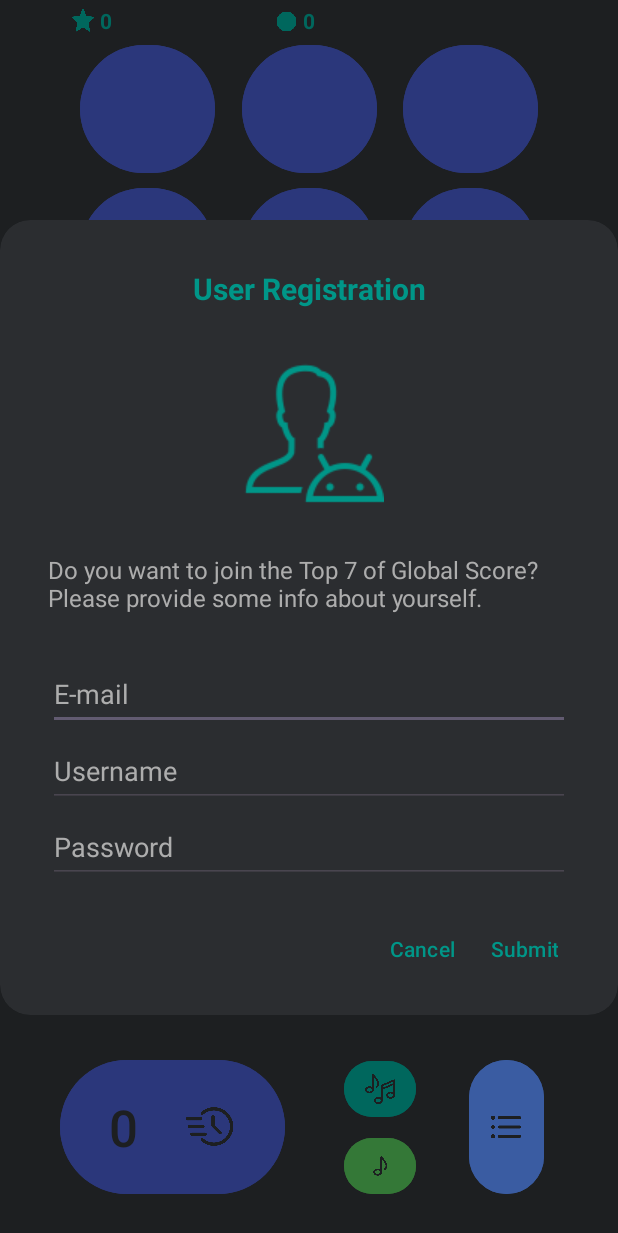
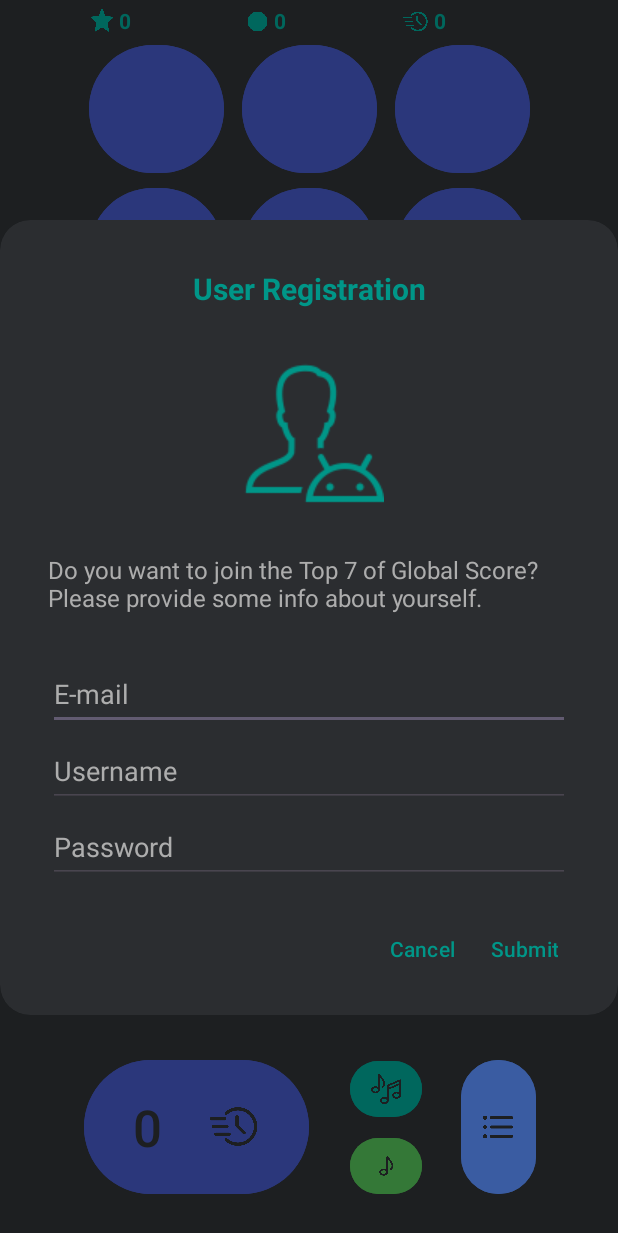
Before and after one commit to ruirigel/PopIt, an Android app: the screen it shows after launch (MainActivity), on a phone screen of 412 x 824 dp. Shown: the top 1233 px of the screen. Run offline under Robolectric (Android 15) with nearby library versions, the phone set to English and light mode, and no system bars; our stand-ins replace Firebase (no records; nobody signed in at launch, a user with empty details on screens opened directly); 1 statement that could not run was skipped.

Commit message:
improve code

```diff
--- a/app/src/main/java/com/example/myapplication/MainActivity.kt
+++ b/app/src/main/java/com/example/myapplication/MainActivity.kt
@@ -105,6 +105,7 @@ class MainActivity : AppCompatActivity() {
             savetimes()
             checkVersion()
             monitorScores()
+            fetchFastSequence()
         } else {
             Toast.makeText(
                 this,
@@ -555,6 +556,28 @@ class MainActivity : AppCompatActivity() {
     }
 
     @SuppressLint("HardwareIds")
+    private fun fetchFastSequence() {
+        val id = Settings.Secure.getString(contentResolver, Settings.Secure.ANDROID_ID)
+        val rootRef = FirebaseDatabase.getInstance().reference
+        val userRef = rootRef.child("/data/$id")
+
+        userRef.child("fast_sequence").addListenerForSingleValueEvent(object : ValueEventListener {
+            override fun onDataChange(snapshot: DataSnapshot) {
+                val fastSequence = snapshot.getValue(String::class.java)
+
+                if (!fastSequence.isNullOrEmpty()) {
+                    val textView3: TextView = findViewById(R.id.textView3)
+                    textView3.text = "${fastSequence}ms"
+                }
+            }
+
+            override fun onCancelled(error: DatabaseError) {
+                Log.e("fetchFastSequence", "Error fetching fast_sequence: ${error.message}")
+            }
+        })
+    }
+
+    @SuppressLint("HardwareIds")
     private fun savetimes() {
         if (isonline(this)) {
             try {
@@ -617,6 +640,8 @@ class MainActivity : AppCompatActivity() {
                         currentFastSequenceStr?.toDoubleOrNull() ?: Double.MAX_VALUE
                     val newFastSequenceValue = newFastSequence.toDoubleOrNull() ?: Double.MAX_VALUE
                     if (newFastSequenceValue < currentFastSequence) {
+                        val textView3: TextView = findViewById(R.id.textView3)
+                        textView3.text = "${newFastSequence}ms"
                         myRef.child("fast_sequence").setValue(newFastSequence)
                             .addOnSuccessListener {
                             }.addOnFailureListener { exception ->
@@ -886,11 +911,20 @@ class MainActivity : AppCompatActivity() {
                         snapshot.child("fast_sequence").getValue(String::class.java) ?: "N/A"
                     val times = snapshot.child("times").let {
                         when (it.value) {
-                            is Long -> it.value.toString()
-                            is String -> it.value
-                            else -> "N/A"
+                            is Long -> (it.value as Long).toInt()
+                            is String -> try {
+                                it.value.toString().toInt()
+                            } catch (e: NumberFormatException) {
+                                Log.e("UserProfileDialog", "Invalid times format: ${it.value}")
+                                0
+                            }
+
+                            else -> 0
                         }
                     }
+
+                    val reputation =
+                        ((score.toInt() * 0.5) + (stars.toInt() * 2) - (times * 0.2) + (1000 / fastSequence.toInt())).toInt()
 
                     val messageName = """
                     <font color="#FFFFFF"><b>$name</b></font>
@@ -901,6 +935,7 @@ class MainActivity : AppCompatActivity() {
                     val messageText = """
                     <font color="#ADADAD">Score: $score </font><br><br>
                     <font color="#ADADAD">Stars: $stars </font><br>
+                    <font color="#ADADAD">Reputation: $reputation </font><br>
                     <font color="#ADADAD">Fast sequence ever: $fastSequence ms</font><br>
                     <font color="#ADADAD">Times played: $times</font>
                 """.trimIndent()
@@ -1012,15 +1047,12 @@ class MainActivity : AppCompatActivity() {
                 val database = Firebase.database
                 val myRef = database.getReference("/data/$id")
 
-                // Inflate the custom layout
                 val view = layoutInflater.inflate(R.layout.user_registration_layout, null)
 
-                // Get the input fields from the inflated layout
                 val emailInput = view.findViewById<EditText>(R.id.email_input)
                 val usernameInput = view.findViewById<EditText>(R.id.username_input)
                 val passwordInput = view.findViewById<EditText>(R.id.password_input)
 
-                // Build the dialog with the custom view
                 val builder = AlertDialog.Builder(this)
                     .setView(view)
                     .setCancelable(false)
@@ -1038,19 +1070,21 @@ class MainActivity : AppCompatActivity() {
                         myRef.child("email").setValue(emailText.ifEmpty { "n/a" })
                         myRef.child("password").setValue(passwordText.ifEmpty { "n/a" })
                         myRef.child("score").setValue("0")
-                        myRef.child("times").setValue("1")
+                        myRef.child("times").setValue(1)
                         myRef.child("stars").setValue("0")
                         myRef.child("fast_sequence").setValue("4000")
+                        myRef.child("reputation").setValue("0")
                     }
                     .setNegativeButton("Cancel") { dialog, _ ->
                         val currentTimeMillis = System.currentTimeMillis()
                         myRef.child("name").setValue("guest$currentTimeMillis")
                         myRef.child("score").setValue("0")
-                        myRef.child("times").setValue("1")
+                        myRef.child("times").setValue(1)
                         myRef.child("stars").setValue("0")
                         myRef.child("fast_sequence").setValue("4000")
                         myRef.child("email").setValue("n/a")
                         myRef.child("password").setValue("n/a")
+                        myRef.child("reputation").setValue("0")
 
                         dialog.cancel()
                     }
--- a/app/src/main/res/layout/activity_main.xml
+++ b/app/src/main/res/layout/activity_main.xml
@@ -7,16 +7,22 @@
     android:background="#2B2D30"
     tools:context=".MainActivity">
 
+    <androidx.constraintlayout.widget.Guideline
+        android:id="@+id/center_guideline"
+        android:layout_width="wrap_content"
+        android:layout_height="wrap_content"
+        app:layout_constraintGuide_percent="0.5"
+        android:orientation="vertical" />
+
     <Button
         android:id="@+id/button20"
         android:layout_width="90dp"
         android:layout_height="93dp"
-        android:layout_marginStart="36dp"
         android:layout_marginTop="26dp"
+        android:layout_marginEnd="12dp"
         android:backgroundTint="#3F51B4"
         android:tag="20"
         app:layout_constraintEnd_toStartOf="@+id/button21"
-        app:layout_constraintStart_toStartOf="parent"
         app:layout_constraintTop_toTopOf="parent"
         tools:ignore="SpeakableTextPresentCheck" />
 
@@ -27,8 +33,8 @@
         android:layout_marginTop="26dp"
         android:backgroundTint="#3F51B4"
         android:tag="21"
-        app:layout_constraintEnd_toStartOf="@+id/button22"
-        app:layout_constraintStart_toEndOf="@+id/button20"
+        app:layout_constraintStart_toStartOf="parent"
+        app:layout_constraintEnd_toEndOf="parent"
         app:layout_constraintTop_toTopOf="parent"
         tools:ignore="SpeakableTextPresentCheck" />
 
@@ -36,11 +42,10 @@
         android:id="@+id/button22"
         android:layout_width="90dp"
         android:layout_height="93dp"
+        android:layout_marginStart="12dp"
         android:layout_marginTop="26dp"
-        android:layout_marginEnd="36dp"
         android:backgroundTint="#3F51B4"
         android:tag="22"
-        app:layout_constraintEnd_toEndOf="parent"
         app:layout_constraintStart_toEndOf="@+id/button21"
         app:layout_constraintTop_toTopOf="parent"
         tools:ignore="SpeakableTextPresentCheck" />
@@ -49,12 +54,11 @@
         android:id="@+id/button23"
         android:layout_width="90dp"
         android:layout_height="93dp"
-        android:layout_marginStart="36dp"
         android:layout_marginTop="2dp"
+        android:layout_marginEnd="12dp"
         android:backgroundTint="#3F51B4"
         android:tag="23"
         app:layout_constraintEnd_toStartOf="@+id/button24"
-        app:layout_constraintStart_toStartOf="parent"
         app:layout_constraintTop_toBottomOf="@+id/button20"
         tools:ignore="SpeakableTextPresentCheck" />
 
@@ -65,8 +69,8 @@
         android:layout_marginTop="2dp"
         android:backgroundTint="#3F51B4"
         android:tag="24"
-        app:layout_constraintEnd_toStartOf="@+id/button25"
-        app:layout_constraintStart_toEndOf="@+id/button23"
+        app:layout_constraintEnd_toEndOf="parent"
+        app:layout_constraintStart_toStartOf="parent"
         app:layout_constraintTop_toBottomOf="@+id/button21"
         tools:ignore="SpeakableTextPresentCheck" />
 
@@ -74,11 +78,10 @@
         android:id="@+id/button25"
         android:layout_width="90dp"
         android:layout_height="93dp"
+        android:layout_marginStart="12dp"
         android:layout_marginTop="2dp"
-        android:layout_marginEnd="36dp"
         android:backgroundTint="#3F51B4"
         android:tag="25"
-        app:layout_constraintEnd_toEndOf="parent"
         app:layout_constraintStart_toEndOf="@+id/button24"
         app:layout_constraintTop_toBottomOf="@+id/button22"
         tools:ignore="SpeakableTextPresentCheck" />
@@ -87,12 +90,11 @@
         android:id="@+id/button26"
         android:layout_width="90dp"
         android:layout_height="93dp"
-        android:layout_marginStart="36dp"
         android:layout_marginTop="2dp"
+        android:layout_marginEnd="12dp"
         android:backgroundTint="#3F51B4"
         android:tag="26"
         app:layout_constraintEnd_toStartOf="@+id/button27"
-        app:layout_constraintStart_toStartOf="parent"
         app:layout_constraintTop_toBottomOf="@+id/button23"
         tools:ignore="SpeakableTextPresentCheck" />
 
@@ -103,8 +105,8 @@
         android:layout_marginTop="2dp"
         android:backgroundTint="#3F51B4"
         android:tag="27"
-        app:layout_constraintEnd_toStartOf="@+id/button28"
-        app:layout_constraintStart_toEndOf="@+id/button26"
+        app:layout_constraintEnd_toEndOf="parent"
+        app:layout_constraintStart_toStartOf="parent"
         app:layout_constraintTop_toBottomOf="@+id/button24"
         tools:ignore="SpeakableTextPresentCheck" />
 
@@ -112,11 +114,10 @@
         android:id="@+id/button28"
         android:layout_width="90dp"
         android:layout_height="93dp"
+        android:layout_marginStart="12dp"
         android:layout_marginTop="2dp"
-        android:layout_marginEnd="36dp"
         android:backgroundTint="#3F51B4"
         android:tag="28"
-        app:layout_constraintEnd_toEndOf="parent"
         app:layout_constraintStart_toEndOf="@+id/button27"
         app:layout_constraintTop_toBottomOf="@+id/button25"
         tools:ignore="SpeakableTextPresentCheck" />
@@ -125,12 +126,11 @@
         android:id="@+id/button29"
         android:layout_width="90dp"
         android:layout_height="93dp"
-        android:layout_marginStart="36dp"
         android:layout_marginTop="2dp"
+        android:layout_marginEnd="12dp"
         android:backgroundTint="#3F51B4"
         android:tag="29"
         app:layout_constraintEnd_toStartOf="@+id/button30"
-        app:layout_constraintStart_toStartOf="parent"
         app:layout_constraintTop_toBottomOf="@+id/button26"
         tools:ignore="SpeakableTextPresentCheck" />
 
@@ -141,8 +141,8 @@
         android:layout_marginTop="2dp"
         android:backgroundTint="#3F51B4"
         android:tag="30"
-        app:layout_constraintEnd_toStartOf="@+id/button31"
-        app:layout_constraintStart_toEndOf="@+id/button29"
+        app:layout_constraintEnd_toEndOf="parent"
+        app:layout_constraintStart_toStartOf="parent"
         app:layout_constraintTop_toBottomOf="@+id/button27"
         tools:ignore="SpeakableTextPresentCheck" />
 
@@ -150,11 +150,10 @@
         android:id="@+id/button31"
         android:layout_width="90dp"
         android:layout_height="93dp"
+        android:layout_marginStart="12dp"
         android:layout_marginTop="2dp"
-        android:layout_marginEnd="36dp"
         android:backgroundTint="#3F51B4"
         android:tag="31"
-        app:layout_constraintEnd_toEndOf="parent"
         app:layout_constraintStart_toEndOf="@+id/button30"
         app:layout_constraintTop_toBottomOf="@+id/button28"
         tools:ignore="SpeakableTextPresentCheck" />
@@ -163,12 +162,11 @@
         android:id="@+id/button32"
         android:layout_width="90dp"
         android:layout_height="93dp"
-        android:layout_marginStart="36dp"
         android:layout_marginTop="2dp"
+        android:layout_marginEnd="12dp"
         android:backgroundTint="#3F51B4"
         android:tag="32"
         app:layout_constraintEnd_toStartOf="@+id/button33"
-        app:layout_constraintStart_toStartOf="parent"
         app:layout_constraintTop_toBottomOf="@+id/button29"
         tools:ignore="SpeakableTextPresentCheck" />
 
@@ -179,8 +177,8 @@
         android:layout_marginTop="2dp"
         android:backgroundTint="#3F51B4"
         android:tag="33"
-        app:layout_constraintEnd_toStartOf="@+id/button34"
-        app:layout_constraintStart_toEndOf="@+id/button32"
+        app:layout_constraintEnd_toEndOf="parent"
+        app:layout_constraintStart_toStartOf="parent"
         app:layout_constraintTop_toBottomOf="@+id/button30"
         tools:ignore="SpeakableTextPresentCheck" />
 
@@ -188,11 +186,10 @@
         android:id="@+id/button34"
         android:layout_width="90dp"
         android:layout_height="93dp"
+        android:layout_marginStart="12dp"
         android:layout_marginTop="2dp"
-        android:layout_marginEnd="36dp"
         android:backgroundTint="#3F51B4"
         android:tag="34"
-        app:layout_constraintEnd_toEndOf="parent"
         app:layout_constraintStart_toEndOf="@+id/button33"
         app:layout_constraintTop_toBottomOf="@+id/button31"
         tools:ignore="SpeakableTextPresentCheck" />
@@ -201,12 +198,11 @@
         android:id="@+id/button35"
         android:layout_width="90dp"
         android:layout_height="93dp"
-        android:layout_marginStart="36dp"
         android:layout_marginTop="2dp"
+        android:layout_marginEnd="12dp"
         android:backgroundTint="#3F51B4"
         android:tag="35"
         app:layout_constraintEnd_toStartOf="@+id/button36"
-        app:layout_constraintStart_toStartOf="parent"
         app:layout_constraintTop_toBottomOf="@+id/button32"
         tools:ignore="SpeakableTextPresentCheck" />
 
@@ -217,8 +213,8 @@
         android:layout_marginTop="2dp"
         android:backgroundTint="#3F51B4"
         android:tag="36"
-        app:layout_constraintEnd_toStartOf="@+id/button37"
-        app:layout_constraintStart_toEndOf="@+id/button35"
+        app:layout_constraintEnd_toEndOf="parent"
+        app:layout_constraintStart_toStartOf="parent"
         app:layout_constraintTop_toBottomOf="@+id/button33"
         tools:ignore="SpeakableTextPresentCheck" />
 
@@ -226,11 +222,10 @@
         android:id="@+id/button37"
         android:layout_width="90dp"
         android:layout_height="93dp"
+        android:layout_marginStart="12dp"
         android:layout_marginTop="2dp"
-        android:layout_marginEnd="36dp"
         android:backgroundTint="#3F51B4"
         android:tag="37"
-        app:layout_constraintEnd_toEndOf="parent"
         app:layout_constraintStart_toEndOf="@+id/button36"
         app:layout_constraintTop_toBottomOf="@+id/button34"
         tools:ignore="SpeakableTextPresentCheck" />
@@ -239,7 +234,6 @@
         android:id="@+id/button38"
         android:layout_width="150dp"
         android:layout_height="97dp"
-        android:layout_marginStart="40dp"
         android:layout_marginBottom="24dp"
         android:backgroundTint="#3F51B4"
         android:tag="38"
@@ -253,14 +247,14 @@
         app:iconSize="35dp"
         app:iconTint="#2B2D30"
         app:layout_constraintBottom_toBottomOf="parent"
-        app:layout_constraintStart_toStartOf="parent"
+        app:layout_constraintEnd_toStartOf="@+id/center_guideline"
         tools:ignore="HardcodedText,DuplicateSpeakableTextCheck,TextContrastCheck" />
 
     <Button
         android:id="@+id/button39"
         android:layout_width="50dp"
         android:layout_height="97dp"
-        android:layout_marginEnd="49dp"
+        android:layout_marginStart="101dp"
         android:layout_marginBottom="24dp"
         android:backgroundTint="#5587ED"
         app:icon="@drawable/list"
@@ -269,7 +263,7 @@
         app:iconSize="20dp"
         app:iconTint="#2B2D30"
         app:layout_constraintBottom_toBottomOf="parent"
-        app:layout_constraintEnd_toEndOf="parent"
+        app:layout_constraintStart_toStartOf="@+id/center_guideline"
         tools:ignore="SpeakableTextPresentCheck" />
 
     <Button
@@ -320,8 +314,7 @@
         android:text="0"
         android:textColor="#009688"
         android:textStyle="bold"
-        app:layout_constraintEnd_toEndOf="parent"
-        app:layout_constraintStart_toStartOf="parent"
+        app:layout_constraintStart_toEndOf="@+id/imageView2"
         app:layout_constraintTop_toTopOf="parent"
         tools:ignore="HardcodedText" />
 
@@ -342,9 +335,10 @@
         android:id="@+id/imageView"
         android:layout_width="16dp"
         android:layout_height="16dp"
-        android:layout_marginStart="47dp"
         android:layout_marginTop="5dp"
-        android:contentDescription="TODO" app:layout_constraintStart_toStartOf="parent"
+        android:layout_marginEnd="130dp"
+        android:contentDescription="TODO"
+        app:layout_constraintEnd_toStartOf="@+id/center_guideline"
         app:layout_constraintTop_toTopOf="parent"
         app:srcCompat="@drawable/star"
         app:tint="#009688"
@@ -355,10 +349,38 @@
         android:layout_width="22dp"
         android:layout_height="22dp"
         android:layout_marginTop="3dp"
-        android:contentDescription="TODO" app:layout_constraintEnd_toStartOf="@+id/textView1"
+        android:layout_marginEnd="23dp"
+        android:contentDescription="TODO"
+        app:layout_constraintEnd_toStartOf="@+id/center_guideline"
         app:layout_constraintTop_toTopOf="parent"
         app:srcCompat="@drawable/circle"
         app:tint="#009688"
         tools:ignore="ContentDescription,HardcodedText" />
 
+    <ImageView
+        android:id="@+id/imageView3"
+        android:layout_width="18dp"
+        android:layout_height="18dp"
+        android:layout_marginStart="62dp"
+        android:layout_marginTop="5.5dp"
+        android:contentDescription="TODO"
+        app:layout_constraintStart_toStartOf="@+id/center_guideline"
+        app:layout_constraintTop_toTopOf="parent"
+        app:srcCompat="@drawable/clock1"
+        app:tint="#009688"
+        tools:ignore="ContentDescription,HardcodedText" />
+
+    <TextView
+        android:id="@+id/textView3"
+        android:layout_width="wrap_content"
+        android:layout_height="wrap_content"
+        android:layout_marginStart="3dp"
+        android:layout_marginTop="4dp"
+        android:text="0"
+        android:textColor="#009688"
+        android:textStyle="bold"
+        app:layout_constraintStart_toEndOf="@+id/imageView3"
+        app:layout_constraintTop_toTopOf="parent"
+        tools:ignore="HardcodedText" />
+
 </androidx.constraintlayout.widget.ConstraintLayout>
```
Also changed, not shown: app/src/main/res/drawable/clock1.png (added).
